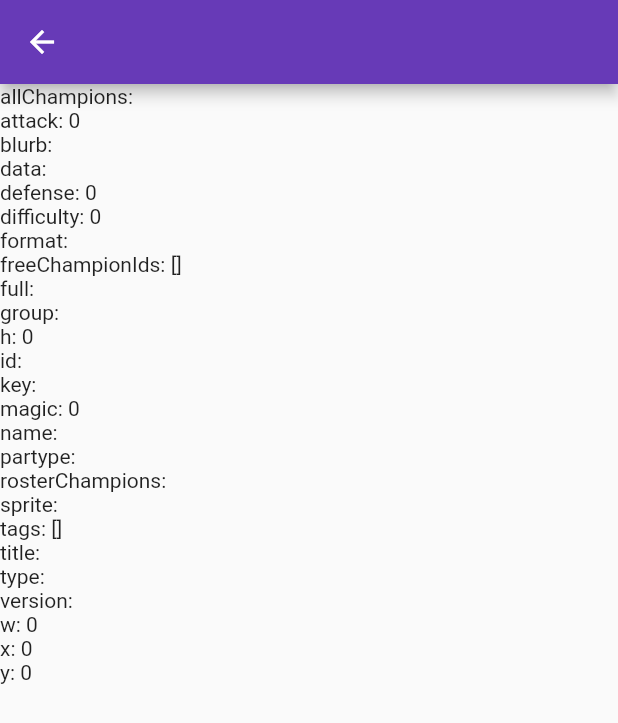
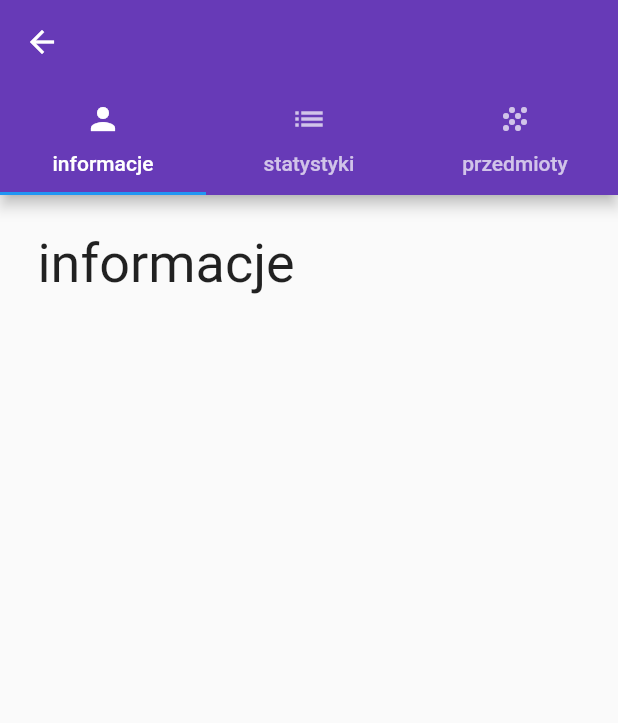
Before and after one commit to octokarol/league, a Flutter app: the ChampionDetails screen opened directly with empty values, on a phone screen of 412 x 824 dp. Shown: the top 723 px of the screen. Run offline on Flutter 3.47's test engine with Material 2 defaults, Android fonts, the phone set to English and light mode, and no system bars; missing offline and left inert: loading; network calls fail.

Commit message:
new champion details screen

```diff
--- /dev/null
+++ b/lib/ChampionDetailItems.dart
@@ -0,0 +1,11 @@
+import 'package:flutter/material.dart';
+
+class ChampionDetailItems extends StatelessWidget {
+  @override
+  Widget build(BuildContext context) {
+    return Container(
+      padding: EdgeInsets.all(25.0),
+      child: Text('przedmioty', style: TextStyle(fontSize: 36.0)),
+    );
+  }
+}
--- /dev/null
+++ b/lib/ChampionDetailOverview.dart
@@ -0,0 +1,11 @@
+import 'package:flutter/material.dart';
+
+class ChampionDetailOverview extends StatelessWidget {
+  @override
+  Widget build(BuildContext context) {
+    return Container(
+      padding: EdgeInsets.all(25.0),
+      child: Text('informacje', style: TextStyle(fontSize: 36.0)),
+    );
+  }
+}
--- /dev/null
+++ b/lib/ChampionDetailStatistics.dart
@@ -0,0 +1,11 @@
+import 'package:flutter/material.dart';
+
+class ChampionDetailStatistics extends StatelessWidget {
+  @override
+  Widget build(BuildContext context) {
+    return Container(
+      padding: EdgeInsets.all(25.0),
+      child: Text('statystyki', style: TextStyle(fontSize: 36.0)),
+    );
+  }
+}
--- a/lib/ChampionDetails.dart
+++ b/lib/ChampionDetails.dart
@@ -1,27 +1,49 @@
 import 'package:flutter/material.dart';
+
+import 'ChampionDetailItems.dart';
+import 'ChampionDetailOverview.dart';
+import 'ChampionDetailStatistics.dart';
 
 // ignore: must_be_immutable
 class ChampionDetails extends StatelessWidget {
 
   var championDetailsData;
-
   ChampionDetails(this.championDetailsData);
 
+  List<Widget> containers = [
+    ChampionDetailOverview(),
+    ChampionDetailStatistics(),
+    ChampionDetailItems()
+  ];
 
   @override
   Widget build(BuildContext context) {
-    return Scaffold(
-      appBar: AppBar(
-        title: Text(championDetailsData.name),
+    return DefaultTabController(
+      length: 3,
+      child: Scaffold(
+        appBar: AppBar(
+          title: Text(championDetailsData.name),
+          bottom: TabBar(
+            tabs: <Widget>[
+              Tab(
+                text: 'informacje',
+                icon: Icon(Icons.person),
+              ),
+              Tab(
+                text: 'statystyki',
+                icon: Icon(Icons.list),
+              ),
+              Tab(
+                text: 'przedmioty',
+                icon: Icon(Icons.grain),
+              ),
+            ],
+          ),
+        ),
+        body: TabBarView(
+          children: containers,
+        ),
       ),
-      body: ListView.builder(
-        itemCount: championDetailsData.stats.length,
-        itemBuilder: (context, index) {
-          String key = championDetailsData.stats.keys.elementAt(index);
-          return Text(
-              key+": "+championDetailsData.stats[key].toString()
-          );
-        }),
     );
   }
 }
```
